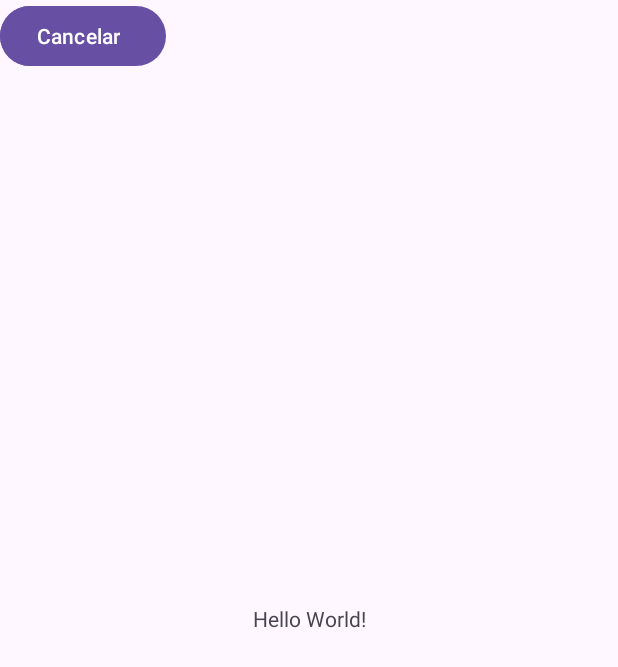
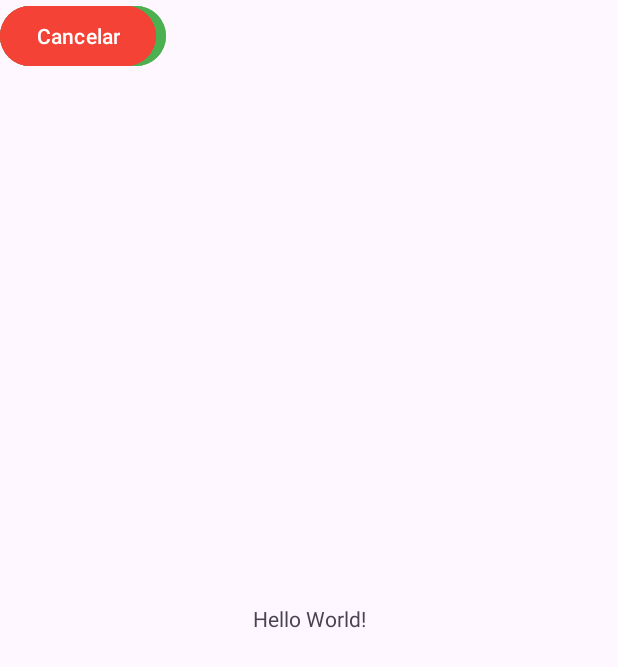
Before and after one commit to nube18/Practica3, an Android app: the screen it shows after launch (MainActivity), on a phone screen of 412 x 824 dp. Shown: the top 667 px of the screen. Run offline under Robolectric (Android 15) with nearby library versions, the phone set to English and light mode, and no system bars.

Commit message:
Ejercicio3.2

```diff
--- a/app/src/main/res/layout/activity_main.xml
+++ b/app/src/main/res/layout/activity_main.xml
@@ -21,16 +21,19 @@
         android:layout_width="wrap_content"
         android:layout_height="wrap_content"
         android:layout_gravity="center"
+        android:backgroundTint="@color/green_button"
         android:text="@string/boton_continuar"
+        android:textColor="@android:color/white"
         tools:ignore="MissingConstraints"
-        tools:layout_editor_absoluteX="49dp"
-        tools:layout_editor_absoluteY="74dp" />
+        android:layout_marginTop="32dp" />
 
     <Button
         android:id="@+id/btnCancelar"
         android:layout_width="wrap_content"
         android:layout_height="wrap_content"
         android:text="@string/boton_cancelar"
+        android:backgroundTint="@color/red_button"
+        android:textColor="@android:color/white"
         android:layout_marginTop="16dp"
         android:layout_gravity="center"
         tools:ignore="MissingConstraints" />
```
